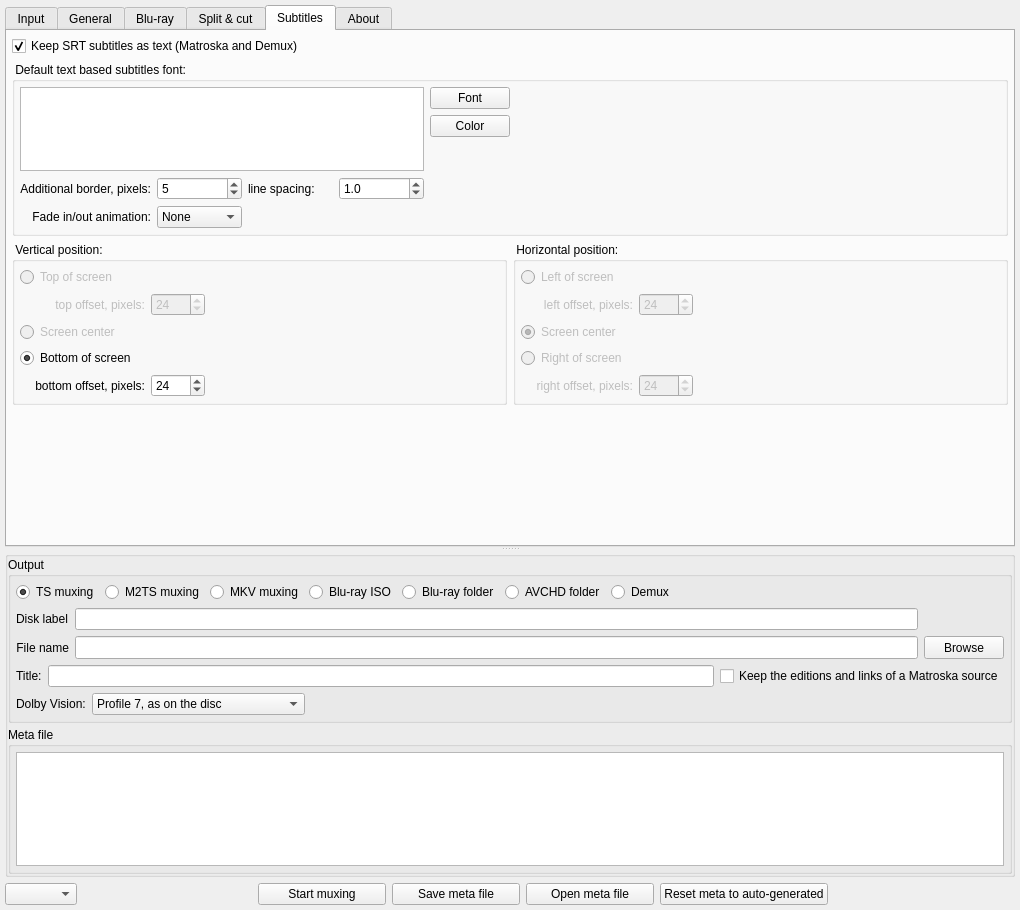
Above: tsMuxerGUI/tsmuxerwindow.ui from teaching-droid/tsMuxer before the change. Below: the same form after it.
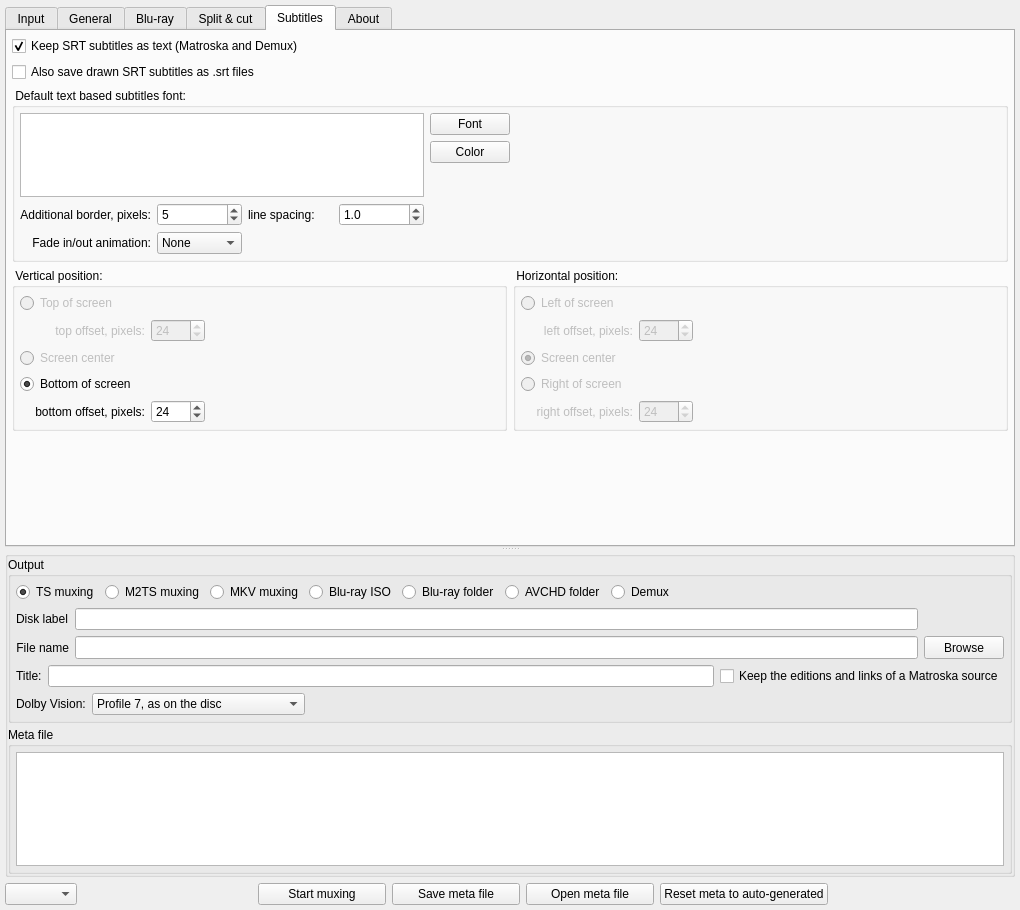
That is the form after the change. The open tabs and pages were chosen to show the change. Icons and pictures are not drawn.

Commit message:
feat(subtitles): save-srt writes drawn SRT subtitles to an .srt file as well
A new track option for SRT subtitles that are drawn into pictures, as
they are for a transport stream or a Blu-ray disc: save-srt="name.srt"
writes them as text to that file in the same run, as a demux with
keep-text would. The output itself does not change.

In the window: "Also save drawn SRT subtitles as .srt files" on the
Subtitles tab. Each SRT track then gets an .srt file named after the
output and the track's row in the list.

Reported as justdan96/tsMuxer#643.

```diff
--- a/tsMuxerGUI/tsmuxerwindow.ui
+++ b/tsMuxerGUI/tsmuxerwindow.ui
@@ -2206,6 +2206,16 @@
           </property>
          </widget>
         </item>
+        <item>
+         <widget class="QCheckBox" name="saveSrtCheckBox">
+          <property name="toolTip">
+           <string>While SRT subtitles are drawn into pictures, also write each SRT track as text, to an .srt file named after the output and the track's row in the list.</string>
+          </property>
+          <property name="text">
+           <string>Also save drawn SRT subtitles as .srt files</string>
+          </property>
+         </widget>
+        </item>
         <item>
          <widget class="QGroupBox" name="groupBox_8">
           <property name="sizePolicy">
```
The commit also changes 14 other files.
